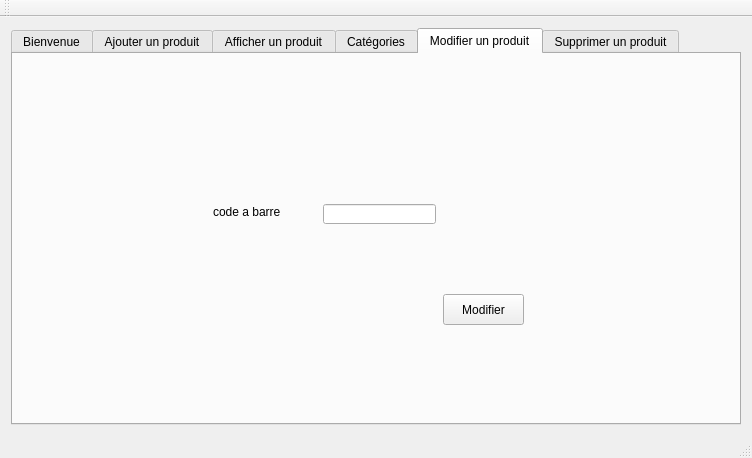
Qt form mainwindow.ui (choucheniheb/Projet_C-_2A23_Smart-beauty-center) before a commit.
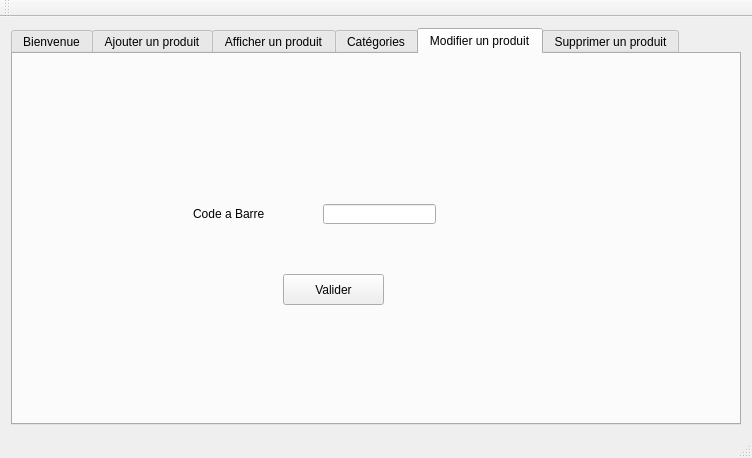
The same form after that commit. The open tabs and pages were chosen to show the change.

What changed in the file:
```diff
--- a/mainwindow.ui
+++ b/mainwindow.ui
@@ -262,7 +262,7 @@
        <attribute name="title">
         <string>Catégories</string>
        </attribute>
-       <widget class="QStackedWidget" name="stackedWidget">
+       <widget class="QStackedWidget" name="stackedWidget2">
         <property name="geometry">
          <rect>
           <x>0</x>
@@ -388,7 +388,7 @@
        <attribute name="title">
         <string>Modifier un produit</string>
        </attribute>
-       <widget class="QStackedWidget" name="stackedWidget_2">
+       <widget class="QStackedWidget" name="stackedWidget">
         <property name="geometry">
          <rect>
           <x>40</x>
@@ -404,14 +404,17 @@
          <widget class="QLabel" name="label_9">
           <property name="geometry">
            <rect>
-            <x>160</x>
+            <x>140</x>
             <y>140</y>
-            <width>91</width>
-            <height>16</height>
+            <width>111</width>
+            <height>20</height>
            </rect>
           </property>
+          <property name="styleSheet">
+           <string notr="true">font: 63 11pt &quot;Verdana Pro Semibold&quot;;</string>
+          </property>
           <property name="text">
-           <string>code a barre</string>
+           <string>Code a Barre</string>
           </property>
          </widget>
          <widget class="QLineEdit" name="codeabarrem">
@@ -427,14 +430,17 @@
          <widget class="QPushButton" name="pushButtonModifier">
           <property name="geometry">
            <rect>
-            <x>390</x>
-            <y>230</y>
-            <width>81</width>
+            <x>230</x>
+            <y>210</y>
+            <width>101</width>
             <height>31</height>
            </rect>
           </property>
+          <property name="styleSheet">
+           <string notr="true">font: 8pt &quot;Source Code Pro&quot;;</string>
+          </property>
           <property name="text">
-           <string>Modifier</string>
+           <string>Valider</string>
           </property>
          </widget>
          <widget class="QLabel" name="label_10">
```
Left out of the diff: 67 changed lines with no effect on the pictures.
